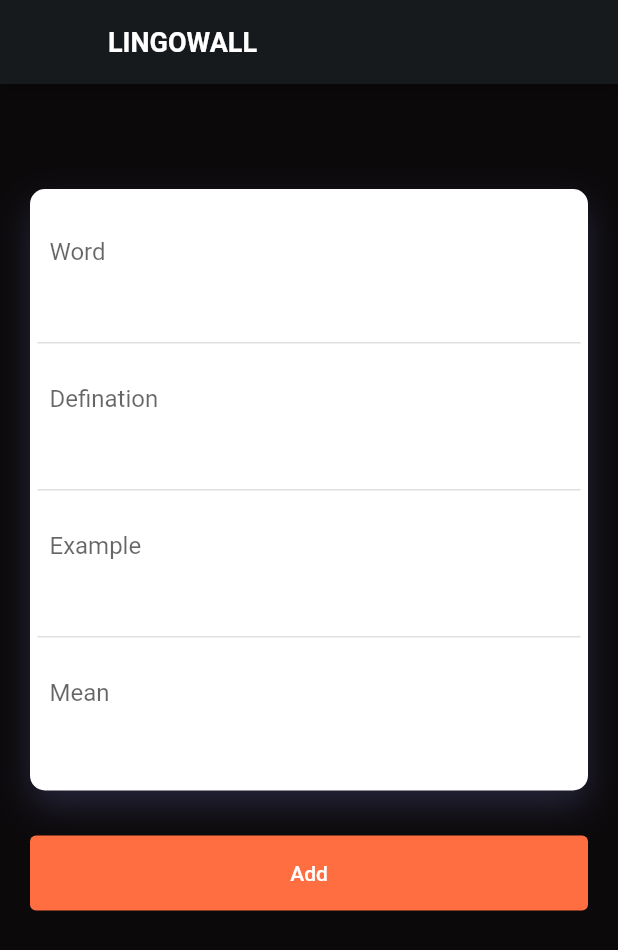
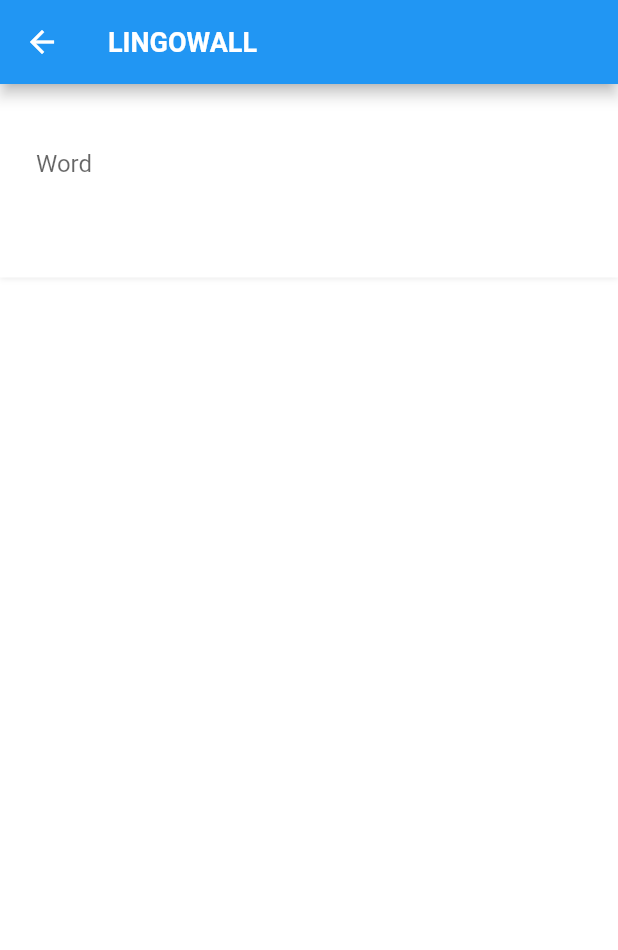
Before and after one commit to OO-E/Lingowall-Flutter, a Flutter app: the TabbarViewWidget screen opened directly, after a tap on "Add", on a phone screen of 412 x 824 dp. Shown: the top 950 px of the screen. Run offline on Flutter 3.47's test engine with Material 2 defaults, Android fonts, the light colour scheme and no system bars; drawn by our look-alikes of velocity_x; our stand-ins replace bottom_navy_bar, dio, flutter_easyloading, get, get_storage, settings_ui; missing offline and left inert: adaptive_action_sheet, dart_json_mapper, number_paginator; accounts and stored records are empty; network calls fail.

Commit message:
- added setting screen, - updated dark theme

```diff
--- a/lib/Helper/UserPreferences.dart
+++ b/lib/Helper/UserPreferences.dart
@@ -4,6 +4,12 @@
 class UserPreferancesTitle {
   static String TOKEN = "TOKEN";
   static String INFO = "INFO";
+  static String THEME = "THEME";
+}
+
+enum ThemeSetting {
+  Light,
+  Dark
 }
 
 class UserPreferences {
@@ -17,6 +23,20 @@
   static UserPreferences get instance => _instance;
 
 
+  void setTheme(ThemeSetting theme) {
+    var title = theme == ThemeSetting.Dark ? "Dark" : "Light";
+    this.getStorage.write(UserPreferancesTitle.THEME, title);
+  }
+
+  String getTheme() {
+    var theme = this.getStorage.read(UserPreferancesTitle.THEME) ?? "";
+    if (theme == "") {
+      theme = "Light";
+    }
+
+    return theme;
+  }
+
   void setUserToken(String token) {
     this.getStorage.write(UserPreferancesTitle.TOKEN, token);
   }
--- a/lib/Theme/themeDark.dart
+++ b/lib/Theme/themeDark.dart
@@ -3,7 +3,10 @@
 
 final ThemeData darkTheme = ThemeData(
   appBarTheme: AppBarTheme(
-    titleTextStyle: TextStyle(
+    iconTheme: const IconThemeData(
+        color: Colors.white
+    ),
+    titleTextStyle: const TextStyle(
       fontWeight: FontWeight.bold,
       color: Colors.white,
       fontSize: 18
--- a/lib/Theme/themeLight.dart
+++ b/lib/Theme/themeLight.dart
@@ -2,8 +2,16 @@
 import 'package:flutter/material.dart';
 
 final ThemeData lightTheme = ThemeData(
-  appBarTheme: AppBarTheme(
-    color: HexColor.fromHex("#14213d"),
+  appBarTheme: const AppBarTheme(
+    iconTheme: IconThemeData(
+        color: Colors.white
+    ),
+    titleTextStyle: TextStyle(
+        fontWeight: FontWeight.bold,
+        color: Colors.white,
+        fontSize: 18
+    ),
+    color: Colors.blue,
   ),
   scaffoldBackgroundColor: HexColor.fromHex("#ffffff"),
 
--- a/lib/UI/Tabbar/tabbar_view.dart
+++ b/lib/UI/Tabbar/tabbar_view.dart
@@ -5,13 +5,15 @@
 import 'package:get/get.dart';
 import 'package:lingowall/UI/add_and_update/add_and_update_view.dart';
 import 'package:flutter/material.dart';
+import 'package:lingowall/UI/setting/setting_view.dart';
 
 class TabbarViewWidget extends StatelessWidget {
 
-  var _currentIndex = 0.obs;
+  var _currentIndex = 3.obs;
   var firstScreen = ListViewWidget();
   var secondScreen = AddAndUpdateController();
   var thirdScreen = FocusViewWidget();
+  var fourthScreen = SettingWidget();
 
   Widget getScreen(int index) {
     if (index == 0) {
@@ -21,7 +23,7 @@
     } else if (index == 2) {
       return thirdScreen;
     } else {
-      return firstScreen;
+      return fourthScreen;
     }
   }
 
@@ -47,9 +49,9 @@
         return BottomNavyBar(
           backgroundColor: Theme.of(context).colorScheme.onSecondary,
           selectedIndex: _currentIndex.value,
-          showElevation: true,
-          itemCornerRadius: 24,
-          curve: Curves.easeIn,
+          showElevation: false,
+          itemCornerRadius: 5,
+          curve: Curves.ease,
           onItemSelected: (index) {
             _currentIndex.value = index;
             refreshPage(index);
--- a/lib/UI/add_and_update/add_and_update_view.dart
+++ b/lib/UI/add_and_update/add_and_update_view.dart
@@ -2,10 +2,9 @@
 import 'package:get/get.dart';
 
 import 'add_and_update_logic.dart';
-
+import 'package:velocity_x/velocity_x.dart';
 
 class AddAndUpdateController extends StatelessWidget {
-
   AddAndUpdateController({Key? key}) : super(key: key);
 
   final logic = Get.put(Add_and_updateLogic());
@@ -15,7 +14,22 @@
     return Scaffold(
       appBar: AppBar(title: const Text("LINGOWALL")),
       body: SafeArea(
-            child: SingleChildScrollView(
+        child: [
+          TextField(
+            controller: logic.wordController,
+            decoration: InputDecoration(
+              border: InputBorder.none,
+              labelText: "Word",
+              errorText: logic.wordError.value,
+            ),
+          ).box.p24.white.shadow.make(),
+        ].vStack().scrollVertical(),
+      ),
+    );
+  }
+
+  SingleChildScrollView buildSingleChildScrollView() {
+    return SingleChildScrollView(
       child: Container(
         child: Column(
           children: <Widget>[
@@ -44,8 +58,7 @@
                             padding: EdgeInsets.all(8.0),
                             decoration: const BoxDecoration(
                                 border: Border(
-                                            bottom:
-                                            BorderSide(color: Colors.black12))),
+                                    bottom: BorderSide(color: Colors.black12))),
                             child: TextField(
                               controller: logic.wordController,
                               decoration: InputDecoration(
@@ -59,28 +72,28 @@
                             padding: EdgeInsets.all(8.0),
                             decoration: const BoxDecoration(
                                 border: Border(
-                                            bottom:
-                                            BorderSide(color: Colors.black12))),
+                                    bottom: BorderSide(color: Colors.black12))),
                             child: TextField(
                               controller: logic.definationController,
                               decoration: InputDecoration(
                                 errorText: logic.definationError.value,
                                 border: InputBorder.none,
-                                        labelText: "Defination",),
+                                labelText: "Defination",
+                              ),
                             ),
                           ),
                           Container(
                             padding: EdgeInsets.all(8.0),
                             decoration: const BoxDecoration(
                                 border: Border(
-                                            bottom:
-                                            BorderSide(color: Colors.black12))),
+                                    bottom: BorderSide(color: Colors.black12))),
                             child: TextField(
                               controller: logic.exampleController,
                               decoration: InputDecoration(
                                 errorText: logic.exampleError.value,
                                 border: InputBorder.none,
-                                        labelText: "Example",),
+                                labelText: "Example",
+                              ),
                             ),
                           ),
                           Container(
@@ -90,7 +103,8 @@
                               decoration: InputDecoration(
                                 errorText: logic.meanError.value,
                                 border: InputBorder.none,
-                                        labelText: "Mean",),
+                                labelText: "Mean",
+                              ),
                             ),
                           )
                         ],
@@ -105,12 +119,10 @@
                       height: 50,
                       child: TextButton(
                         style: ButtonStyle(
-                                    backgroundColor:
-                                    MaterialStateProperty.all<Color>(
+                            backgroundColor: MaterialStateProperty.all<Color>(
                                 Colors.deepOrangeAccent),
                             foregroundColor:
-                                    MaterialStateProperty.all<Color>(
-                                        Colors.white)),
+                                MaterialStateProperty.all<Color>(Colors.white)),
                         child: Text('Add'.tr),
                         onPressed: () {
                           logic.addNewWord();
@@ -125,6 +137,6 @@
           ],
         ),
       ),
-            )));
+    );
   }
 }
--- /dev/null
+++ b/lib/UI/setting/setting_logic.dart
@@ -0,0 +1,28 @@
+import 'package:get/get.dart';
+import 'package:lingowall/Helper/UserPreferences.dart';
+
+class SettingLogic extends GetxController {
+
+  var themeTitle = "".obs;
+
+    @override
+  void onReady() {
+    // TODO: implement onReady
+    super.onReady();
+    themeTitle.value = UserPreferences.instance.getTheme();
+
+    }
+
+  void setTheme(ThemeSetting theme) {
+
+
+    UserPreferences.instance.setTheme(theme);
+    themeTitle.value = UserPreferences.instance.getTheme();
+
+  }
+
+
+
+
+
+}
--- /dev/null
+++ b/lib/UI/setting/setting_view.dart
@@ -0,0 +1,112 @@
+import 'dart:ui';
+
+import 'package:flutter/material.dart';
+import 'package:get/get.dart';
+import 'package:lingowall/Helper/UserPreferences.dart';
+import 'package:lingowall/Theme/themeLight.dart';
+import 'package:lingowall/UI/List/list_view.dart';
+import 'package:settings_ui/settings_ui.dart';
+
+import 'setting_logic.dart';
+import 'package:velocity_x/velocity_x.dart';
+import 'package:adaptive_action_sheet/adaptive_action_sheet.dart';
+
+class SettingWidget extends StatelessWidget {
+  SettingWidget({Key? key}) : super(key: key);
+
+  final logic = Get.put(SettingLogic());
+
+  @override
+  Widget build(BuildContext context) {
+    return Scaffold(
+      appBar: AppBar(
+        title: Text("Settings"),
+      ),
+      body: Obx(() {
+        return SettingsList(
+          shrinkWrap: false,
+          lightTheme: SettingsThemeData(
+            settingsListBackground: Theme.of(context).scaffoldBackgroundColor,
+            settingsSectionBackground: Theme.of(context).cardTheme.color,
+            settingsTileTextColor: Theme.of(context).colorScheme.primaryVariant,
+            inactiveSubtitleColor: Theme.of(context).colorScheme.secondary,
+            tileDescriptionTextColor: Theme.of(context).colorScheme.secondary,
+            dividerColor: Colors.transparent,
+            tileHighlightColor: Theme.of(context).cardTheme.color,
+          ),
+          sections: [
+            SettingsSection(
+              title: Text('Common'),
+              tiles: <SettingsTile>[
+                SettingsTile.navigation(
+                  onPressed: (BuildContext context) {
+                    showAdaptiveActionSheet(
+                      context: context,
+                      title: const Text('Theme'),
+                      androidBorderRadius: 10,
+                      actions: <BottomSheetAction>[
+                        BottomSheetAction(
+                            title: const Text('Dark',
+                                style: TextStyle(color: Colors.blue)),
+                            onPressed: () {
+                              logic.setTheme(ThemeSetting.Dark);
+                              Get.changeThemeMode(ThemeMode.dark);
+                              Get.back();
+                            }),
+                        BottomSheetAction(
+                            title: const Text('Light',
+                                style: TextStyle(color: Colors.blue)),
+                            onPressed: () {
+                              logic.setTheme(ThemeSetting.Light);
+                              Get.changeThemeMode(ThemeMode.light);
+                              Get.back();
+                            }),
+                      ],
+                      cancelAction: CancelAction(
+                          title: const Text(
+                              'Cancel')), // onPressed parameter is optional by default will dismiss the ActionSheet
+                    );
+                  },
+                  leading: const Icon(Icons.beach_access, color: Colors.blue),
+                  title: const Text('Theme'),
+                  value: logic.themeTitle.value.text.make(),
+                ),
+                SettingsTile.switchTile(
+                  onToggle: (value) {},
+                  initialValue: true,
+                  leading: const Icon(
+                    Icons.format_paint,
+                    color: Colors.blue,
+                  ),
+                  title: const Text('Enable custom theme'),
+                ),
+              ],
+            ),
+          ],
+        );
+      }),
+    );
+  }
+
+  VxBlock buildVxBlock() {
+    return VxBlock(
+      children: [
+        "VelocityX is Super".text.make().box.height(90).yellow500.make(),
+        "VelocityX increase productivity".text.make().box.red500.make(),
+        buildZStack()
+      ],
+      verticalDirection: VerticalDirection.up,
+    );
+  }
+
+  ZStack buildZStack() {
+    return ZStack(
+      [
+        VxBox().blue500.height(110.0).width(110.0).make(),
+        VxBox().green500.height(90.0).width(90.0).make(),
+        VxBox().red500.height(70.0).width(70.0).make(),
+      ],
+      alignment: Alignment.center,
+    );
+  }
+}
--- a/lib/main.dart
+++ b/lib/main.dart
@@ -20,7 +20,7 @@
   @override
   Widget build(BuildContext context) {
     return GetMaterialApp(
-      themeMode: ThemeMode.dark,
+      themeMode: UserPreferences.instance.getTheme() == "Dark" ? ThemeMode.dark : ThemeMode.light,
       theme: lightTheme ,
       darkTheme: darkTheme,
       home: token == "" ? LoginController() : TabbarViewWidget(),
--- a/pubspec.yaml
+++ b/pubspec.yaml
@@ -34,6 +34,9 @@
   dio: 4.0.4
   number_paginator: 0.0.2
   get: 4.6.1
+  velocity_x: ^3.3.0
+  settings_ui: 2.0.2
+  adaptive_action_sheet: ^2.0.1
   flutter:
     sdk: flutter
 
```
Also changed, not shown: 2 other files. Lines whose indentation alone changed are shown as unchanged.
